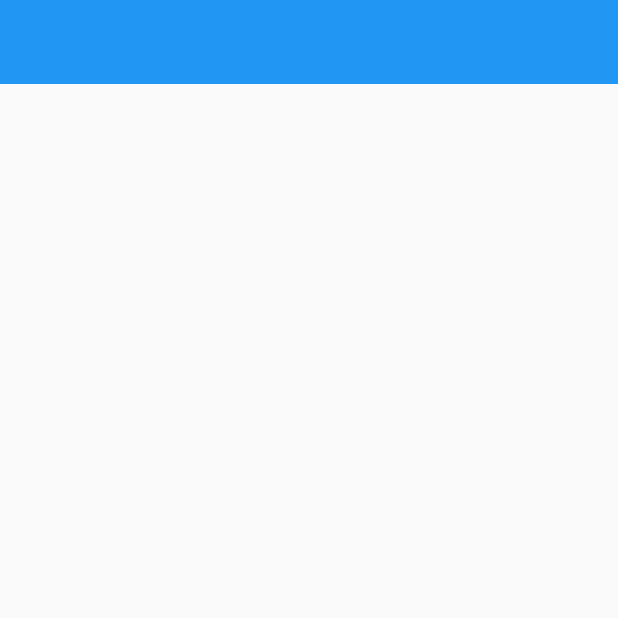
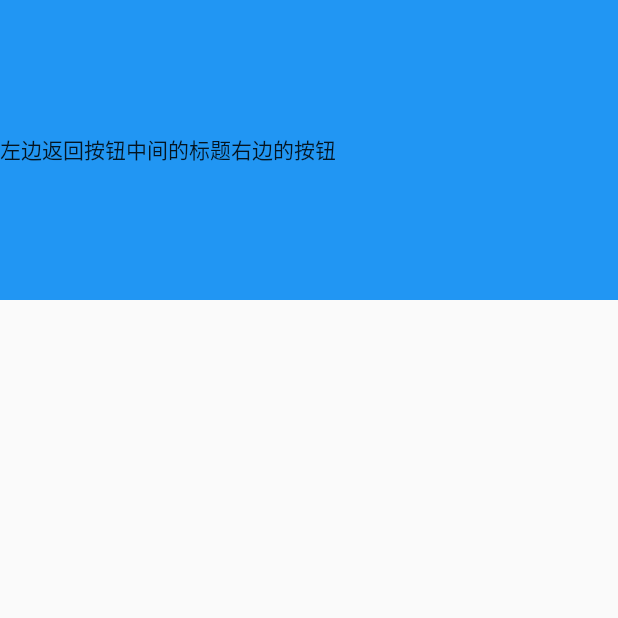
Before and after one commit to qianglifei/flutter_jwt, a Flutter app: the screen it shows after launch, on a phone screen of 412 x 824 dp, the top half of it. Run offline on Flutter 3.47's test engine with Material 2 defaults, Android fonts, the phone set to English and light mode, and no system bars; our stand-ins replace flutter_screenutil.

Commit message:
初始界面调整

```diff
--- /dev/null
+++ b/lib/base/base_app_bar.dart
@@ -0,0 +1,37 @@
+import 'package:flutter/material.dart';
+import 'package:flutter/cupertino.dart';
+import 'package:flutter_screenutil/flutter_screenutil.dart';
+class BaseTitleAppBar extends StatefulWidget implements PreferredSizeWidget{
+  @override
+  State<StatefulWidget> createState() => BaseTitleAppBarState();
+
+  @override
+  // TODO: implement preferredSize
+  Size get preferredSize => Size.fromHeight(200);
+}
+
+class BaseTitleAppBarState extends State<BaseTitleAppBar> {
+  @override
+  Widget build(BuildContext context) {
+    // TODO: implement build
+    EdgeInsets edgeInsets = MediaQuery.of(context).padding;
+    double padding = edgeInsets.top;
+    return SafeArea(
+        child: Container(
+              width: MediaQuery.of(context).size.width,
+              height:padding + widget.preferredSize.height,
+              color: Colors.blue,
+              child: Row(
+                mainAxisSize: MainAxisSize.max,
+                mainAxisAlignment: MainAxisAlignment.start,
+                crossAxisAlignment: CrossAxisAlignment.center,
+                children: <Widget>[
+                  Text("左边返回按钮"),
+                  Text("中间的标题"),
+                  Text("右边的按钮"),
+                ],
+        ),
+    )
+    );
+  }
+}
--- a/lib/login/login_screen.dart
+++ b/lib/login/login_screen.dart
@@ -2,6 +2,7 @@
 
 import 'package:flutter/material.dart';
 import 'package:flutter_screenutil/screenutil.dart';
+import 'package:jwt/base/base_app_bar.dart';
 import 'package:jwt/base/base_widget.dart';
 import 'package:jwt/widget/custom_app_bar.dart';
 
@@ -31,9 +32,7 @@ class LoginScreenState extends BaseWidgetState<LoginScreen> {
     double topPadding = padding.top;
     print(topPadding);
     return CustomAppBar(
-      child: Container(
-         color: Colors.blue,
-      ),
+      child: BaseTitleAppBar()
     );
   }
 
--- a/lib/main/app.dart
+++ b/lib/main/app.dart
@@ -90,5 +90,4 @@ class AppState extends State<App> {
         }
     });
   }
-
 }
--- a/lib/widget/custom_app_bar.dart
+++ b/lib/widget/custom_app_bar.dart
@@ -1,11 +1,16 @@
 import 'package:flutter/material.dart';
 import 'dart:math' as math;
+
+import 'package:flutter_screenutil/flutter_screenutil.dart';
 class CustomAppBar extends StatefulWidget implements PreferredSizeWidget{
   //布局
   final Widget child;
   //背景颜色
   final Color color;
-  CustomAppBar({@required this.child,this.color = Colors.blueGrey}) : assert(child != null);
+
+  CustomAppBar({@required this.child,
+    this.color = Colors.blueGrey})
+      : assert(child != null);
 
   @override
   State<StatefulWidget> createState() {
@@ -16,7 +21,7 @@ class CustomAppBar extends StatefulWidget implements PreferredSizeWidget{
   @override
   // TODO: implement preferredSize
   Size get preferredSize{
-    return Size.fromHeight(56.0);
+    return Size.fromHeight(ScreenUtil().setHeight(200));
   }
 
 //  @override
--- a/pubspec.yaml
+++ b/pubspec.yaml
@@ -23,7 +23,7 @@ dependencies:
   # The following adds the Cupertino Icons font to your application.
   # Use with the CupertinoIcons class for iOS style icons.
   cupertino_icons: ^0.1.2
-  flutter_screenutil: ^3.1.0
+  flutter_screenutil: ^3.2.0
   shared_preferences: ^0.5.12
 dev_dependencies:
   flutter_test:
```
